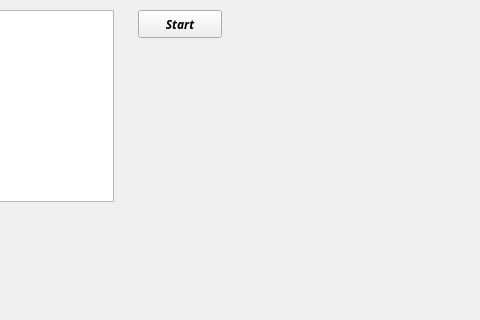
Old version of the form Game/mainwindow.ui in the repository ctrl-elri/nyssemeni; both pictures show x 162 to 642 and y 0 to 320 of the 800 by 600 pixel window.
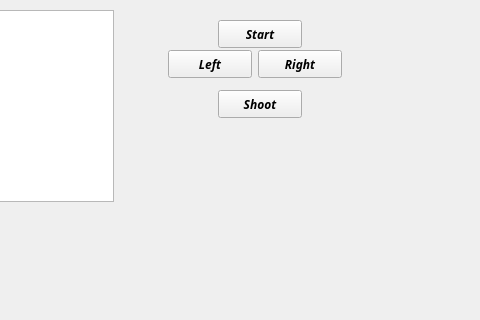
New version of the form.

```diff
--- a/Game/mainwindow.ui
+++ b/Game/mainwindow.ui
@@ -41,8 +41,8 @@
    <widget class="QPushButton" name="startButton">
     <property name="geometry">
      <rect>
-      <x>300</x>
-      <y>10</y>
+      <x>380</x>
+      <y>20</y>
       <width>84</width>
       <height>28</height>
      </rect>
@@ -51,6 +51,45 @@
      <string>Start</string>
     </property>
    </widget>
+   <widget class="QPushButton" name="moveRightBtn">
+    <property name="geometry">
+     <rect>
+      <x>420</x>
+      <y>50</y>
+      <width>84</width>
+      <height>28</height>
+     </rect>
+    </property>
+    <property name="text">
+     <string>Right</string>
+    </property>
+   </widget>
+   <widget class="QPushButton" name="moveLeftBtn">
+    <property name="geometry">
+     <rect>
+      <x>330</x>
+      <y>50</y>
+      <width>84</width>
+      <height>28</height>
+     </rect>
+    </property>
+    <property name="text">
+     <string>Left</string>
+    </property>
+   </widget>
+   <widget class="QPushButton" name="shootButton">
+    <property name="geometry">
+     <rect>
+      <x>380</x>
+      <y>90</y>
+      <width>84</width>
+      <height>28</height>
+     </rect>
+    </property>
+    <property name="text">
+     <string>Shoot</string>
+    </property>
+   </widget>
   </widget>
   <widget class="QMenuBar" name="menubar">
    <property name="geometry">
```
